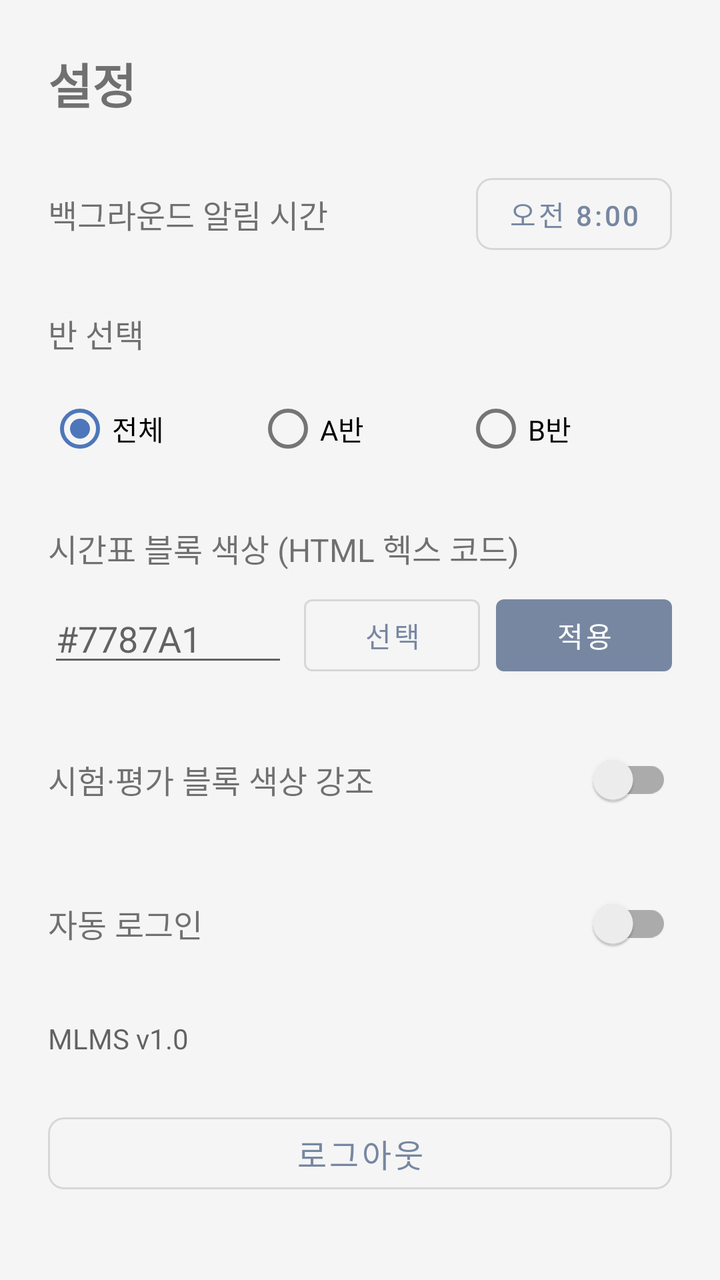
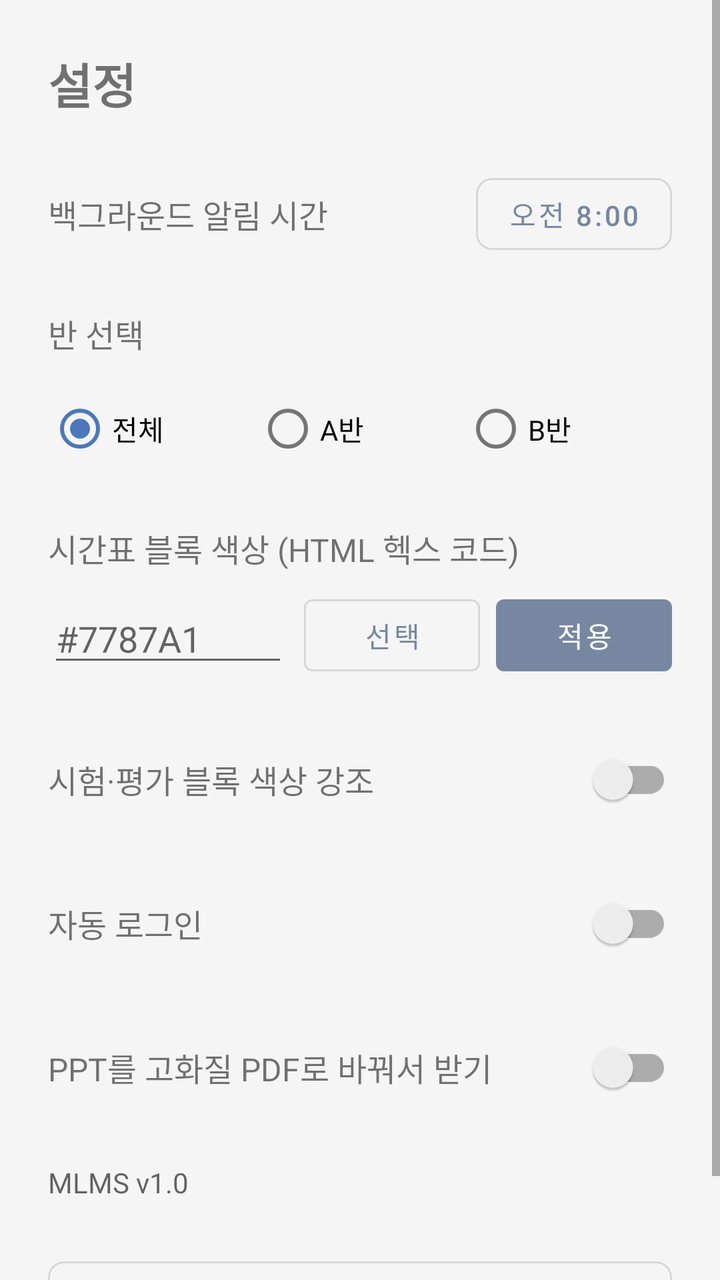

Compare the two renders of this Android layout. The source of the first and the diff that turns it into the second are given below.
<!-- AndroidManifest.xml: application theme Theme.MLMS.NoActionBar -->
<!-- res/layout/fragment_settings.xml -->
<?xml version="1.0" encoding="utf-8"?>
<ScrollView xmlns:android="http://schemas.android.com/apk/res/android"
    xmlns:app="http://schemas.android.com/apk/res-auto"
    android:layout_width="match_parent"
    android:layout_height="match_parent"
    android:background="?android:attr/colorBackground">

    <LinearLayout
        android:layout_width="match_parent"
        android:layout_height="wrap_content"
        android:orientation="vertical"
        android:padding="24dp">

        <TextView
            android:layout_width="wrap_content"
            android:layout_height="wrap_content"
            android:text="설정"
            android:textSize="24sp"
            android:textStyle="bold"
            android:layout_marginBottom="24dp" />

        
        <LinearLayout
            android:layout_width="match_parent"
            android:layout_height="wrap_content"
            android:orientation="horizontal"
            android:gravity="center_vertical"
            android:layout_marginBottom="24dp">

            <TextView
                android:layout_width="0dp"
                android:layout_height="wrap_content"
                android:layout_weight="1"
                android:text="백그라운드 알림 시간"
                android:textSize="16sp" />

            <com.google.android.material.button.MaterialButton
                android:id="@+id/btn_alarm_time"
                android:layout_width="wrap_content"
                android:layout_height="wrap_content"
                android:text="오전 8:00"
                style="@style/Widget.MaterialComponents.Button.OutlinedButton"
                app:cornerRadius="8dp" />

        </LinearLayout>

        <TextView
            android:layout_width="wrap_content"
            android:layout_height="wrap_content"
            android:text="반 선택"
            android:textSize="16sp"
            android:layout_marginBottom="12dp" />

        <RadioGroup
            android:id="@+id/radio_group_class"
            android:layout_width="match_parent"
            android:layout_height="wrap_content"
            android:orientation="horizontal"
            android:layout_marginBottom="24dp">

            <RadioButton
                android:id="@+id/radio_class_all"
                android:layout_width="0dp"
                android:layout_height="wrap_content"
                android:layout_weight="1"
                android:text="전체"
                android:checked="true" />

            <RadioButton
                android:id="@+id/radio_class_a"
                android:layout_width="0dp"
                android:layout_height="wrap_content"
                android:layout_weight="1"
                android:text="A반" />

            <RadioButton
                android:id="@+id/radio_class_b"
                android:layout_width="0dp"
                android:layout_height="wrap_content"
                android:layout_weight="1"
                android:text="B반" />

        </RadioGroup>

        <TextView
            android:layout_width="wrap_content"
            android:layout_height="wrap_content"
            android:text="시간표 블록 색상 (HTML 헥스 코드)"
            android:textSize="16sp"
            android:layout_marginBottom="8dp" />

        <LinearLayout
            android:layout_width="match_parent"
            android:layout_height="wrap_content"
            android:orientation="horizontal"
            android:gravity="center_vertical"
            android:layout_marginBottom="24dp">

            <EditText
                android:id="@+id/et_color_hex"
                android:layout_width="0dp"
                android:layout_height="wrap_content"
                android:layout_weight="1"
                android:hint="#7787A1"
                android:inputType="textCapCharacters"
                android:maxLength="7" />

            <com.google.android.material.button.MaterialButton
                android:id="@+id/btn_pick_color"
                style="@style/Widget.MaterialComponents.Button.OutlinedButton"
                android:layout_width="wrap_content"
                android:layout_height="wrap_content"
                android:layout_marginStart="8dp"
                android:text="선택" />

            <com.google.android.material.button.MaterialButton
                android:id="@+id/btn_apply_color"
                android:layout_width="wrap_content"
                android:layout_height="wrap_content"
                android:layout_marginStart="8dp"
                android:text="적용" />
        </LinearLayout>

        <LinearLayout
            android:layout_width="match_parent"
            android:layout_height="wrap_content"
            android:orientation="horizontal"
            android:gravity="center_vertical"
            android:layout_marginBottom="24dp">

            <TextView
                android:layout_width="0dp"
                android:layout_height="wrap_content"
                android:layout_weight="1"
                android:text="시험·평가 블록 색상 강조"
                android:textSize="16sp" />

            <androidx.appcompat.widget.SwitchCompat
                android:id="@+id/switch_exam_highlight"
                android:layout_width="wrap_content"
                android:layout_height="wrap_content" />

        </LinearLayout>

        <LinearLayout
            android:layout_width="match_parent"
            android:layout_height="wrap_content"
            android:orientation="horizontal"
            android:gravity="center_vertical"
            android:layout_marginBottom="24dp">

            <TextView
                android:layout_width="0dp"
                android:layout_height="wrap_content"
                android:layout_weight="1"
                android:text="자동 로그인"
                android:textSize="16sp" />

            <androidx.appcompat.widget.SwitchCompat
                android:id="@+id/switch_auto_login"
                android:layout_width="wrap_content"
                android:layout_height="wrap_content" />

        </LinearLayout>

        <TextView
            android:id="@+id/tv_app_version"
            android:layout_width="wrap_content"
            android:layout_height="wrap_content"
            android:text="MLMS v1.0"
            android:textSize="14sp"
            android:textColor="?android:attr/textColorSecondary"
            android:layout_marginBottom="24dp" />

        <com.google.android.material.button.MaterialButton
            android:id="@+id/btn_logout"
            android:layout_width="match_parent"
            android:layout_height="wrap_content"
            android:text="로그아웃"
            android:textSize="16sp"
            app:cornerRadius="8dp"
            style="@style/Widget.MaterialComponents.Button.OutlinedButton" />

    </LinearLayout>

</ScrollView>
<!-- resources referenced by this layout -->
<resources>
  <style name="Theme.MLMS.NoActionBar" parent="Theme.MLMS">
          <item name="windowActionBar">false</item>
          <item name="windowNoTitle">true</item>
      </style>
  <style name="Theme.MLMS" parent="Theme.MaterialComponents.DayNight.DarkActionBar">
          <item name="colorPrimary">@color/primary</item>
          <item name="colorPrimaryVariant">@color/primary_dark</item>
          <item name="colorOnPrimary">@color/white</item>
          <item name="colorSecondary">@color/accent</item>
          <item name="colorOnSecondary">@color/white</item>
          <item name="android:colorBackground">@color/background</item>
          <item name="colorSurface">@color/white</item>
          <item name="android:statusBarColor">@color/primary</item>
      </style>
  <color name="primary">#7787A1</color>
  <color name="primary_dark">#63738C</color>
  <color name="white">#FFFFFF</color>
  <color name="accent">#4D77BA</color>
  <color name="background">#F5F5F5</color>
</resources>

<!-- the commit's change to res/layout/fragment_settings.xml (unified diff, before → after) -->
@@ -163,6 +163,146 @@
 
         </LinearLayout>
 
+        
+
+        <LinearLayout
+            android:id="@+id/layout_pptx_section"
+            android:layout_width="match_parent"
+            android:layout_height="wrap_content"
+            android:orientation="vertical"
+            android:layout_marginBottom="24dp">
+
+            <LinearLayout
+                android:layout_width="match_parent"
+                android:layout_height="wrap_content"
+                android:orientation="horizontal"
+                android:gravity="center_vertical">
+
+                <TextView
+                    android:layout_width="0dp"
+                    android:layout_height="wrap_content"
+                    android:layout_weight="1"
+                    android:text="PPT를 고화질 PDF로 바꿔서 받기"
+                    android:textSize="16sp" />
+
+                <androidx.appcompat.widget.SwitchCompat
+                    android:id="@+id/switch_pptx_pdf"
+                    android:layout_width="wrap_content"
+                    android:layout_height="wrap_content" />
+            </LinearLayout>
+
+            <LinearLayout
+                android:id="@+id/layout_pptx_options"
+                android:layout_width="match_parent"
+                android:layout_height="wrap_content"
+                android:orientation="vertical"
+                android:paddingStart="12dp"
+                android:layout_marginTop="4dp"
+                android:visibility="gone">
+
+                <TextView
+                    android:layout_width="match_parent"
+                    android:layout_height="wrap_content"
+                    android:text="PPTX를 받을 때 앱 안에서 바로 PDF로 변환해 다운로드 폴더에 저장합니다. 슬라이드 크기와 원본 글꼴을 유지하고, 사진은 다시 압축하지 않아 화질이 그대로입니다."
+                    android:textSize="13sp"
+                    android:textColor="?android:attr/textColorSecondary"
+                    android:layout_marginBottom="12dp" />
+
+                <LinearLayout
+                    android:layout_width="match_parent"
+                    android:layout_height="wrap_content"
+                    android:orientation="horizontal"
+                    android:gravity="center_vertical">
+
+                    <TextView
+                        android:layout_width="0dp"
+                        android:layout_height="wrap_content"
+                        android:layout_weight="1"
+                        android:text="그림 속 글자 인식 (OCR)"
+                        android:textSize="15sp" />
+
+                    <androidx.appcompat.widget.SwitchCompat
+                        android:id="@+id/switch_pptx_ocr"
+                        android:layout_width="wrap_content"
+                        android:layout_height="wrap_content" />
+                </LinearLayout>
+
+                <TextView
+                    android:layout_width="match_parent"
+                    android:layout_height="wrap_content"
+                    android:text="사진·캡처 이미지 안의 한글/영문도 PDF에서 검색·드래그·복사할 수 있도록 보이지 않는 글자를 겹쳐 둡니다. 그림은 그대로이고, 변환 시간이 늘어납니다."
+                    android:textSize="13sp"
+                    android:textColor="?android:attr/textColorSecondary"
+                    android:layout_marginBottom="12dp" />
+
+                <LinearLayout
+                    android:layout_width="match_parent"
+                    android:layout_height="wrap_content"
+                    android:orientation="horizontal"
+                    android:gravity="center_vertical">
+
+                    <TextView
+                        android:layout_width="0dp"
+                        android:layout_height="wrap_content"
+                        android:layout_weight="1"
+                        android:text="없는 글꼴 자동으로 받기"
+                        android:textSize="15sp" />
+
+                    <androidx.appcompat.widget.SwitchCompat
+                        android:id="@+id/switch_fetch_fonts"
+                        android:layout_width="wrap_content"
+                        android:layout_height="wrap_content" />
+                </LinearLayout>
+
+                <TextView
+                    android:layout_width="match_parent"
+                    android:layout_height="wrap_content"
+                    android:text="PPT에 쓰인 글꼴이 Google Fonts의 무료 글꼴(예: Noto Sans KR, Work Sans)이면 받아 두었다가 원래 글꼴로 변환합니다."
+                    android:textSize="13sp"
+                    android:textColor="?android:attr/textColorSecondary"
+                    android:layout_marginBottom="12dp" />
+
+                <TextView
+                    android:id="@+id/tv_user_fonts"
+                    android:layout_width="match_parent"
+                    android:layout_height="wrap_content"
+                    android:text="추가한 글꼴: 없음"
+                    android:textSize="15sp"
+                    android:layout_marginBottom="4dp" />
+
+                <TextView
+                    android:layout_width="match_parent"
+                    android:layout_height="wrap_content"
+                    android:text="기본 내장: 맑은 고딕, 나눔고딕, 나눔명조, Calibri·Arial·Times New Roman과 글자 폭이 같은 호환 글꼴. 그 밖의 글꼴은 PC의 Windows\\Fonts 폴더에 있는 .ttf 파일을 폰으로 옮겨 추가하면 원래 글꼴 그대로 변환됩니다."
+                    android:textSize="13sp"
+                    android:textColor="?android:attr/textColorSecondary"
+                    android:layout_marginBottom="8dp" />
+
+                <LinearLayout
+                    android:layout_width="match_parent"
+                    android:layout_height="wrap_content"
+                    android:orientation="horizontal">
+
+                    <com.google.android.material.button.MaterialButton
+                        android:id="@+id/btn_add_font"
+                        style="@style/Widget.MaterialComponents.Button.OutlinedButton"
+                        android:layout_width="0dp"
+                        android:layout_height="wrap_content"
+                        android:layout_weight="1"
+                        android:text="글꼴 파일 추가" />
+
+                    <com.google.android.material.button.MaterialButton
+                        android:id="@+id/btn_clear_fonts"
+                        style="@style/Widget.MaterialComponents.Button.OutlinedButton"
+                        android:layout_width="0dp"
+                        android:layout_height="wrap_content"
+                        android:layout_weight="1"
+                        android:layout_marginStart="8dp"
+                        android:text="추가 글꼴 지우기" />
+                </LinearLayout>
+            </LinearLayout>
+        </LinearLayout>
+
         <TextView
             android:id="@+id/tv_app_version"
             android:layout_width="wrap_content"
